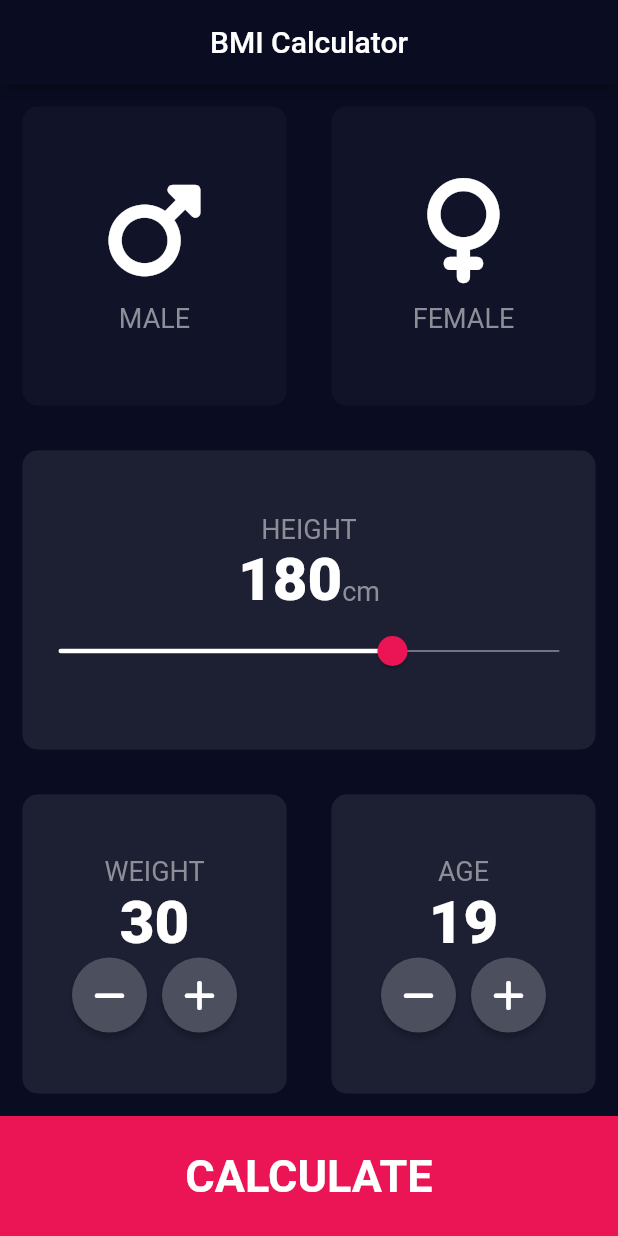
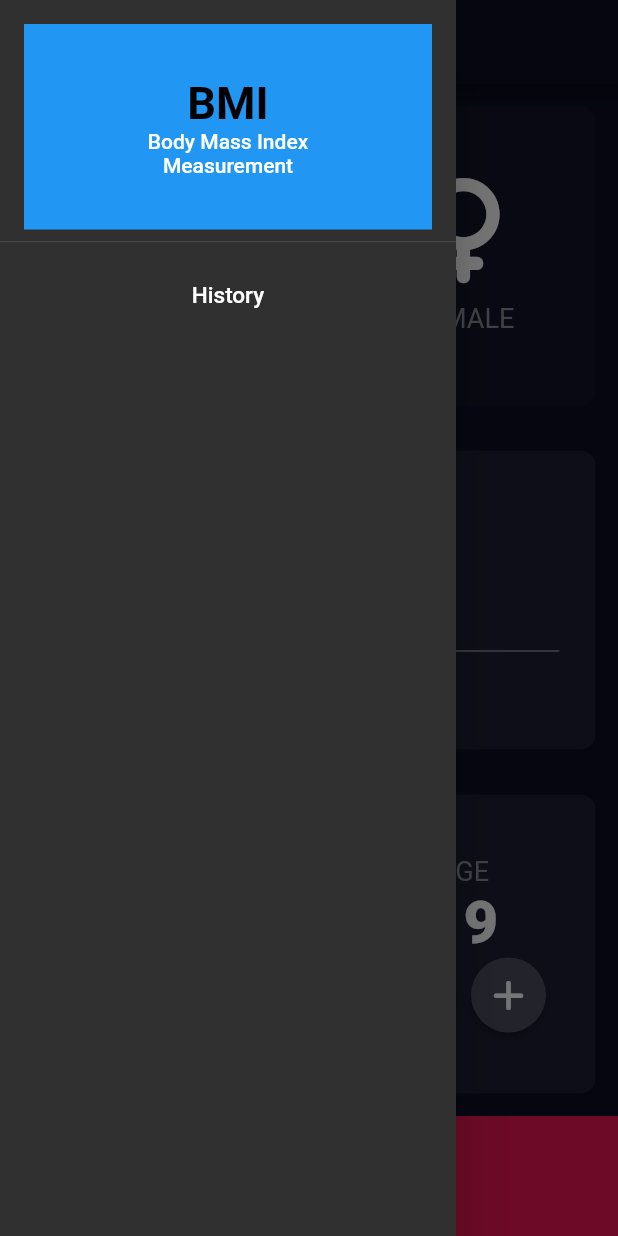
Before and after one commit to MahmoodHashem/BMI-Calculator, a Flutter app: the screen it shows after launch, with the side drawer open (before the commit the screen has no drawer), on a phone screen of 412 x 824 dp. Run offline on Flutter 3.47's test engine with Material 2 defaults, Android fonts, the phone set to English and light mode, and no system bars; our stand-ins replace font_awesome_flutter, shared_preferences.

Commit message:
For practicing shared preference , I add the history option in drawer to store the history of results.

```diff
--- /dev/null
+++ b/lib/models/history.dart
@@ -0,0 +1,12 @@
+
+
+class History{
+
+  History({required this.bmi, required this.result});
+
+  List<String> bmi;
+   List<String> result;
+
+
+
+}
--- /dev/null
+++ b/lib/models/preference_services.dart
@@ -0,0 +1,29 @@
+import 'package:bmi/models/history.dart';
+import 'package:shared_preferences/shared_preferences.dart';
+import 'package:flutter/material.dart';
+
+class PreferenceService{
+
+  void saveHistory(History history) async {
+
+    final preference = await SharedPreferences.getInstance();
+
+    final bmiList = preference.setStringList('bmi', history.bmi);
+    final result = preference.setStringList('result', history.result);
+
+    debugPrint("History saved ");
+  }
+
+  Future<History> getHistory() async{
+
+    final preference = await SharedPreferences.getInstance();
+
+    final bmiList = preference.getStringList('bmi');
+    final resultList = preference.getStringList('result');
+
+    return History(bmi: bmiList!, result: resultList!);
+
+
+  }
+
+}
--- /dev/null
+++ b/lib/screens/history_screen.dart
@@ -0,0 +1,34 @@
+
+import 'package:flutter/material.dart';
+import 'package:bmi/constants.dart';
+
+class HistoryPage extends StatelessWidget {
+   HistoryPage({Key? key, required this.bmi, required this.result});
+
+
+  final List<String> bmi;
+  final List<String> result;
+
+  @override
+  Widget build(BuildContext context) {
+    return Scaffold(
+      appBar: AppBar(
+        title: const Text("Last One"),
+      ),
+      body: Container(
+        color: Colors.grey,
+        child:  ListView.separated(
+            itemBuilder: (context, i){
+              return ListTile(
+                title: Text("BMI: ${bmi[i]}\t Result: ${result[i]}"),
+                subtitle: Text("${i+1}"),
+              );
+            },
+            separatorBuilder: (context, i){
+              return Divider();
+            },
+            itemCount: bmi.length)
+      ),
+    );
+  }
+}
--- a/lib/screens/input_page.dart
+++ b/lib/screens/input_page.dart
@@ -7,6 +7,9 @@ import 'results_page.dart';
 import '../components/roundIconButton_widget.dart';
 import '../components/bottom_container.dart';
 import 'package:bmi/components/calculator_brain.dart';
+import 'package:bmi/models/history.dart';
+import 'package:bmi/screens/history_screen.dart';
+import 'package:bmi/models/preference_services.dart';
 
 enum Gender { male, female }
 
@@ -18,17 +21,90 @@ class InputPage extends StatefulWidget {
 }
 
 class _InputPageState extends State<InputPage> {
+
+  PreferenceService _preference = PreferenceService();
+
+  @override
+  void initState() {
+    // TODO: implement initState
+    super.initState();
+    _getHistory();
+  }
+
   Gender? selectedGender;
   int height = 180;
   int weight = 30;
   int age = 19;
 
+  List<String> bmiHistoryList = [];
+  List<String> resultHistoryList = [];
+
+  _getHistory() async{
+
+    final historyGetter = await _preference.getHistory();
+    bmiHistoryList = historyGetter.bmi;
+    resultHistoryList = historyGetter.result;
+
+  }
   @override
   Widget build(BuildContext context) {
+    CalculatorBrain c = CalculatorBrain(height: height, weight: weight);
+
+    History history = History(
+      bmi: bmiHistoryList,
+      result: resultHistoryList,
+    );
+
     return Scaffold(
         appBar: AppBar(
           title: const Text("BMI Calculator"),
           centerTitle: true,
+        ),
+        drawer: Drawer(
+          child: ListView(
+            children: [
+              DrawerHeader(
+                  child: Container(
+                color: Colors.blue,
+                child: const Center(
+                    child: Column(
+                  mainAxisAlignment: MainAxisAlignment.center,
+                  children: [
+                    Text(
+                      "BMI",
+                      style: TextStyle(
+                        fontSize: 30,
+                        fontWeight: FontWeight.bold,
+                        color: Colors.black,
+                      ),
+                    ),
+                    Text("Body Mass Index"),
+                    Text("Measurement"),
+                  ],
+                )),
+              )),
+              ListTile(
+                title: const Center(
+                    child: Text(
+                  "History",
+                  style: TextStyle(
+                    fontSize: 15,
+                  ),
+                )),
+                onTap: () {
+                  _getHistory();
+
+                  Navigator.push(
+                      context,
+                      MaterialPageRoute(
+                          builder: (context) => HistoryPage(
+                                bmi: bmiHistoryList,
+                                result: resultHistoryList,
+                              )));
+                },
+              )
+            ],
+          ),
         ),
         body: Column(
           children: [
@@ -206,8 +282,11 @@ class _InputPageState extends State<InputPage> {
             ),
             BottomContainer(
               navigate: () {
-                CalculatorBrain c =
-                    CalculatorBrain(height: height, weight: weight);
+
+                bmiHistoryList.add(c.bmiCalculation());
+                resultHistoryList.add(c.getResult());
+
+                _preference.saveHistory(history);
 
                 Navigator.push(
                   context,
--- a/lib/screens/results_page.dart
+++ b/lib/screens/results_page.dart
@@ -1,6 +1,7 @@
 
 import 'package:bmi/components/reusable_card.dart';
 import 'package:flutter/material.dart';
+import 'package:font_awesome_flutter/font_awesome_flutter.dart';
 import '../constants.dart';
 import '../components/bottom_container.dart';
 class Result extends StatelessWidget {
@@ -18,6 +19,7 @@ class Result extends StatelessWidget {
         title: const Text("BMI CALCULATOR"),
         centerTitle: true,
       ),
+
       body: Column(
         mainAxisAlignment: MainAxisAlignment.spaceEvenly,
         crossAxisAlignment: CrossAxisAlignment.stretch,
--- a/pubspec.yaml
+++ b/pubspec.yaml
@@ -47,6 +47,7 @@ dev_dependencies:
   # package. See that file for information about deactivating specific lint
   # rules and activating additional ones.
   flutter_lints: ^2.0.0
+  shared_preferences: ^2.2.2
 
 # For information on the generic Dart part of this file, see the
 # following page: https://dart.dev/tools/pub/pubspec
```
Also changed, not shown: pubspec.lock.
